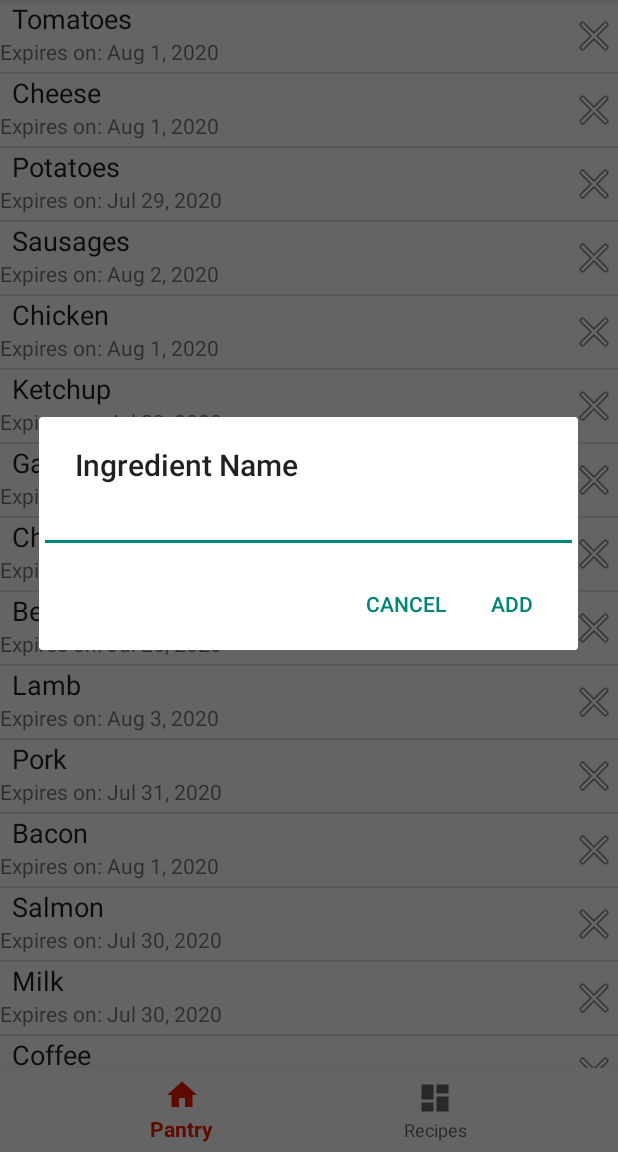
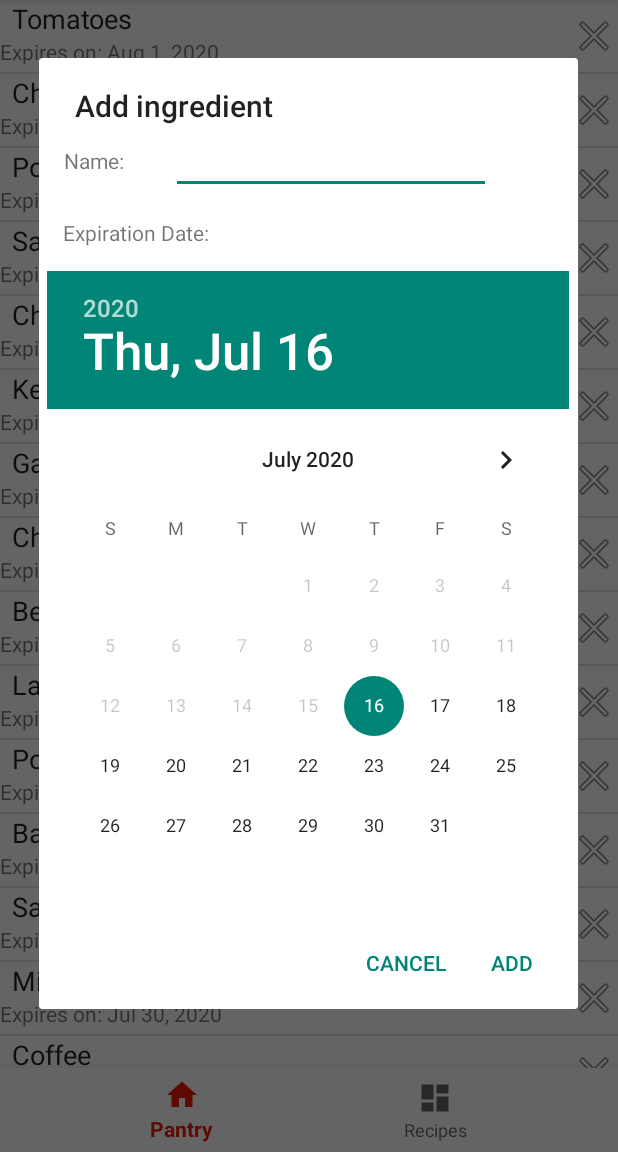
Before and after one commit to CS446-Group12/Pocket-Chef, an Android app: the screen it shows after launch (MainActivity), after a tap on "Add", on a phone screen of 412 x 824 dp, the part 84-1236 px from its top. Run offline under Robolectric (Android 15) with nearby library versions, the phone set to English and light mode, and no system bars; our stand-ins replace navigation-ui.

Commit message:
Allow choosing expiration dates when adding ingredients.

```diff
--- a/PocketChef/app/src/main/java/cs446/uwaterloo/pocketchef/ui/pantry/PantryFragment.java
+++ b/PocketChef/app/src/main/java/cs446/uwaterloo/pocketchef/ui/pantry/PantryFragment.java
@@ -1,26 +1,27 @@
 package cs446.uwaterloo.pocketchef.ui.pantry;
 
+import android.content.Context;
 import android.content.DialogInterface;
 import android.os.Bundle;
-import android.text.InputType;
-import android.view.ContextThemeWrapper;
 import android.view.LayoutInflater;
 import android.view.Menu;
 import android.view.MenuInflater;
 import android.view.MenuItem;
 import android.view.View;
 import android.view.ViewGroup;
+import android.widget.DatePicker;
 import android.widget.EditText;
 
 import androidx.annotation.NonNull;
 import androidx.appcompat.app.AlertDialog;
+import androidx.appcompat.widget.SearchView;
 import androidx.appcompat.widget.Toolbar;
-import androidx.appcompat.widget.SearchView;
 import androidx.fragment.app.Fragment;
 import androidx.recyclerview.widget.DividerItemDecoration;
 import androidx.recyclerview.widget.LinearLayoutManager;
 import androidx.recyclerview.widget.RecyclerView;
 
+import java.util.Calendar;
 
 import cs446.uwaterloo.pocketchef.R;
 import cs446.uwaterloo.pocketchef.adapters.IngredientAdapter;
@@ -90,17 +91,25 @@ public class PantryFragment extends Fragment {
 
     private void addIngredient() {
 
-        AlertDialog.Builder alertBuilder = new AlertDialog.Builder(getContext());
-        alertBuilder.setTitle("Ingredient Name");
+        Context context = getContext();
 
-        final EditText inputField = new EditText(getContext());
-        inputField.setInputType(InputType.TYPE_CLASS_TEXT);
-        alertBuilder.setView(inputField);
+        AlertDialog.Builder alertBuilder = new AlertDialog.Builder(context);
+        alertBuilder.setTitle("Add ingredient");
+
+        final View view = View.inflate(context, R.layout.add_ingredient, null);
+
+        final EditText nameEditText = view.findViewById(R.id.add_ingredient_name);
+        final DatePicker datePicker = view.findViewById(R.id.add_ingredient_date);
+        datePicker.setMinDate(System.currentTimeMillis());
+
+        alertBuilder.setView(view);
 
         alertBuilder.setPositiveButton("Add", new DialogInterface.OnClickListener() {
             @Override
             public void onClick(DialogInterface dialog, int which) {
-                Ingredient newIngredient = new Ingredient(inputField.getText().toString());
+                Calendar calendar = Calendar.getInstance();
+                calendar.set(datePicker.getYear(),datePicker.getMonth(),datePicker.getDayOfMonth());
+                Ingredient newIngredient = new Ingredient(nameEditText.getText().toString(), calendar.getTime());
                 IngredientData.addIngredients(true, newIngredient);
             }
         });
--- /dev/null
+++ b/PocketChef/app/src/main/res/layout/add_ingredient.xml
@@ -0,0 +1,64 @@
+<?xml version="1.0" encoding="utf-8"?>
+<LinearLayout xmlns:android="http://schemas.android.com/apk/res/android"
+    xmlns:app="http://schemas.android.com/apk/res-auto"
+    android:layout_width="match_parent"
+    android:layout_height="match_parent"
+    android:orientation="vertical">
+
+    <androidx.constraintlayout.widget.ConstraintLayout
+        android:layout_width="match_parent"
+        android:layout_height="wrap_content"
+        app:layout_constraintEnd_toEndOf="parent"
+        app:layout_constraintHorizontal_bias="0.5"
+        app:layout_constraintStart_toStartOf="parent">
+
+        <TextView
+            android:id="@+id/add_ingredient_name_label"
+            android:layout_width="wrap_content"
+            android:layout_height="wrap_content"
+            android:layout_marginEnd="28dp"
+            android:text="Name: "
+            app:layout_constraintBottom_toBottomOf="parent"
+            app:layout_constraintEnd_toStartOf="@+id/add_ingredient_name"
+            app:layout_constraintTop_toTopOf="parent" />
+
+        <EditText
+            android:id="@+id/add_ingredient_name"
+            android:layout_width="wrap_content"
+            android:layout_height="wrap_content"
+            android:layout_marginStart="88dp"
+            android:ems="10"
+            android:inputType="textPersonName"
+            app:layout_constraintBottom_toBottomOf="parent"
+            app:layout_constraintStart_toStartOf="parent" />
+
+    </androidx.constraintlayout.widget.ConstraintLayout>
+
+    <androidx.constraintlayout.widget.ConstraintLayout
+        android:layout_width="match_parent"
+        android:layout_height="wrap_content"
+        app:layout_constraintBottom_toTopOf="@+id/add_ingredient_date"
+        app:layout_constraintTop_toTopOf="@+id/add_ingredient_date">
+
+        <TextView
+            android:id="@+id/add_ingredient_date_label"
+            android:layout_width="wrap_content"
+            android:layout_height="wrap_content"
+            android:layout_marginStart="16dp"
+            android:layout_marginTop="16dp"
+            android:text="Expiration Date:"
+            app:layout_constraintStart_toStartOf="parent"
+            app:layout_constraintTop_toTopOf="parent" />
+
+        <DatePicker
+            android:id="@+id/add_ingredient_date"
+            android:layout_width="wrap_content"
+            android:layout_height="wrap_content"
+            android:layout_marginTop="16dp"
+            app:layout_constraintEnd_toEndOf="parent"
+            app:layout_constraintHorizontal_bias="0.491"
+            app:layout_constraintStart_toStartOf="parent"
+            app:layout_constraintTop_toBottomOf="@id/add_ingredient_date_label" />
+    </androidx.constraintlayout.widget.ConstraintLayout>
+
+</LinearLayout>
```
